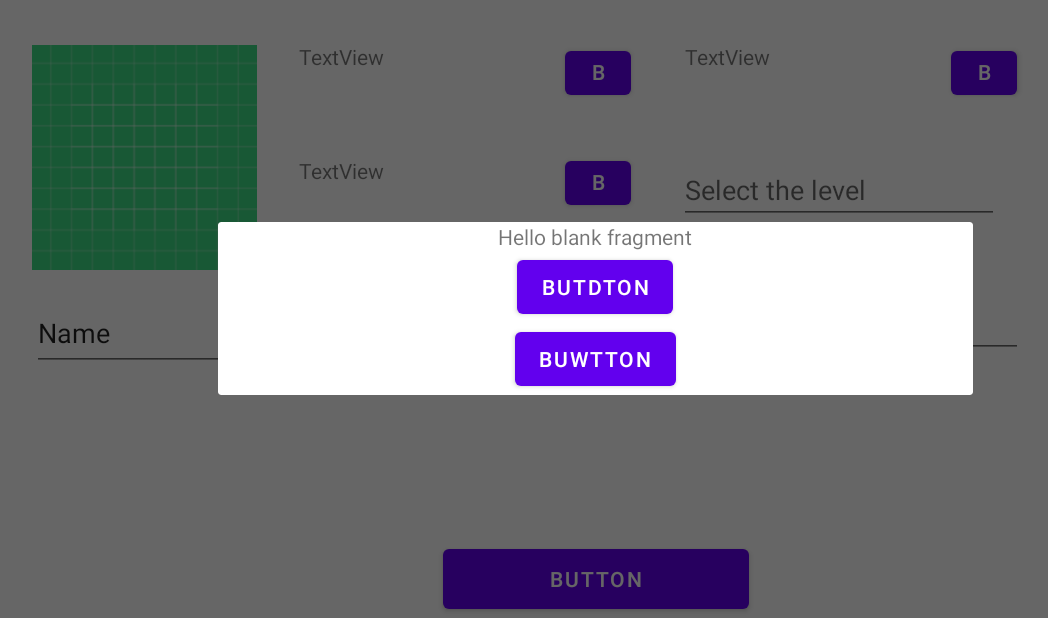
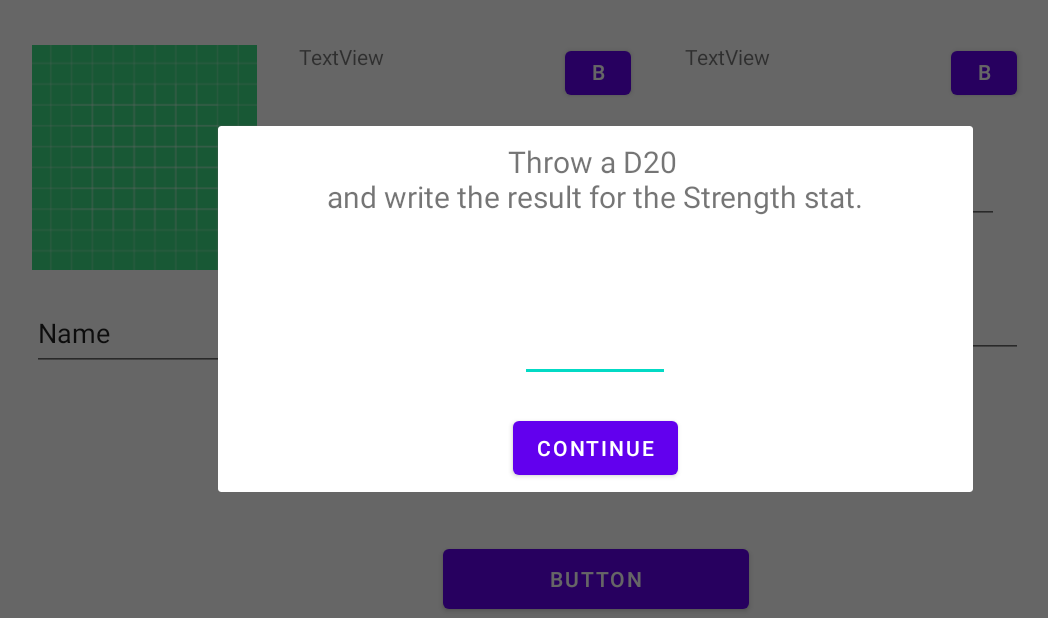
Before and after one commit to CMaio/TFG_DND, an Android app: the fragment CharacterSheetFragment placed in its activity, after a tap on "BUTTON", on a phone screen of 824 x 412 dp (held sideways). Shown: the whole screen, without its empty margins (22-1070 px from the left). Run offline under Robolectric (Android 15) with nearby library versions, the phone set to English and light mode, and no system bars; our stand-ins replace Firebase (no records; nobody signed in at launch, a user with empty details on screens opened directly), Volley; pictures from the network do not load.

Commit message:
Popups funcionan y guardan todas las stats, quedan skills y cambiar de vuelta a la lista

```diff
--- a/app/src/main/java/com/claudiomaiorana/tfg_dnd/model/Character.java
+++ b/app/src/main/java/com/claudiomaiorana/tfg_dnd/model/Character.java
@@ -31,10 +31,13 @@ public class Character implements Parcelable {
     private String Alignment;
     private String codeAlignment;
 
-    private int Level = 0;
+    private int[]stats;
+
+    private int Level;
     private int ArmorClass;
     private int Initiative;
     private int Speed;
+
 
     private List<String> Items;
     Map<String,Integer> Skills;
@@ -225,4 +228,8 @@ public class Character implements Parcelable {
         dest.writeString(Gender);
 
     }
+
+    public void setStats(int[] stats) {
+        this.stats = stats;
+    }
 }
--- a/app/src/main/java/com/claudiomaiorana/tfg_dnd/usecases/character/CharacterManagerActivity.java
+++ b/app/src/main/java/com/claudiomaiorana/tfg_dnd/usecases/character/CharacterManagerActivity.java
@@ -118,11 +118,5 @@ public class CharacterManagerActivity extends AppCompatActivity {
         finish();
     }
 
-    public void callPopUp(String tag){
-        View view = getLayoutInflater().inflate(R.layout.fragment_character_stats,null);
 
-        PopUpCustom popUp = new PopUpCustom(view);
-        popUp.show(getSupportFragmentManager(),tag);
-
-    }
 }
--- a/app/src/main/java/com/claudiomaiorana/tfg_dnd/usecases/character/fragment/CharacterSheetFragment.java
+++ b/app/src/main/java/com/claudiomaiorana/tfg_dnd/usecases/character/fragment/CharacterSheetFragment.java
@@ -24,21 +24,31 @@ import com.claudiomaiorana.tfg_dnd.model.RCAInfo;
 import com.claudiomaiorana.tfg_dnd.model.User;
 import com.claudiomaiorana.tfg_dnd.usecases.character.CharacterManagerActivity;
 import com.claudiomaiorana.tfg_dnd.util.Constants;
+import com.claudiomaiorana.tfg_dnd.util.PopUpCustom;
 import com.google.firebase.auth.FirebaseAuth;
 import com.google.firebase.firestore.FirebaseFirestore;
 
 import org.json.JSONObject;
 
-public class CharacterSheetFragment extends Fragment {
+public class CharacterSheetFragment extends Fragment{
 
     ImageView profile_img;
-    TextView txt_name,txt_race,txt_class,txt_alignment,txt_gender,txt_pronoun,txt_level;
-    Button btn_race,btn_class,btn_alignment,btn_create;
+    TextView txt_name, txt_race, txt_class, txt_alignment, txt_gender, txt_pronoun, txt_level;
+    Button btn_race, btn_class, btn_alignment, btn_create;
+
     RCAInfo[] rcaInfoSaved = new RCAInfo[3];
+    int[] Stats = {0,0,0,0,0};
+    String[] stats;
+    int indexStats;
     RequestQueue queue;
     String url = "https://www.dnd5eapi.co/api/";
     private FirebaseAuth mAuth;
     FirebaseFirestore db = FirebaseFirestore.getInstance();
+
+
+    //Custom pop up components
+    Button btn_Continue;
+    TextView txt_text,txt_value;
 
     public CharacterSheetFragment() {
     }
@@ -57,15 +67,17 @@ public class CharacterSheetFragment extends Fragment {
                              Bundle savedInstanceState) {
         View fragmentV = inflater.inflate(R.layout.fragment_character_sheet, container, false);
         setElements(fragmentV);
+        stats = getResources().getStringArray(R.array.statsNames);
+        indexStats = 0;
 
         Bundle bundle = getArguments();
-        if (bundle != null){
+        if (bundle != null) {
             String type = bundle.getString("typaRCA");
             RCAInfo rcaInfo = (RCAInfo) bundle.getSerializable("rcainfo");
             //TODO aqui añadir el valor a la pantalla y tambien añadirlo al character
 
-            if(type != null && rcaInfo != null){
-                switch (type){
+            if (type != null && rcaInfo != null) {
+                switch (type) {
                     case Constants.RACES_SELECTED:
                         rcaInfoSaved[0] = rcaInfo;
                         break;
@@ -76,46 +88,53 @@ public class CharacterSheetFragment extends Fragment {
                         rcaInfoSaved[2] = rcaInfo;
                         break;
                 }
-                changeTittlesText();
-
+                changeRCAText();
             }
         }
 
 
         btn_race.setOnClickListener(new View.OnClickListener() {
             @Override
-            public void onClick(View view) {goSelectorRCA(Constants.RACES_SELECTED);}
+            public void onClick(View view) {
+                goSelectorRCA(Constants.RACES_SELECTED);
+            }
         });
 
         btn_class.setOnClickListener(new View.OnClickListener() {
             @Override
-            public void onClick(View view) {goSelectorRCA(Constants.CLASS_SELECTED);}
+            public void onClick(View view) {
+                goSelectorRCA(Constants.CLASS_SELECTED);
+            }
         });
 
         btn_alignment.setOnClickListener(new View.OnClickListener() {
             @Override
-            public void onClick(View view) {goSelectorRCA(Constants.ALIGNMENT_SELECTED);}
+            public void onClick(View view) {
+                goSelectorRCA(Constants.ALIGNMENT_SELECTED);
+            }
         });
 
         btn_create.setOnClickListener(new View.OnClickListener() {
             @Override
             public void onClick(View view) {
-                createCharacter();
+                indexStats = 0;
+                String stat = stats[indexStats];
+                callPopUp("CreateCharacter",stat);
             }
         });
 
         return fragmentV;
     }
 
-    private void changeTittlesText() {
-        for(int i=0;i<rcaInfoSaved.length;i++){
-            if (rcaInfoSaved[i] != null){
-                if(i == 0){
-                    txt_race.setText((!rcaInfoSaved[i].getTittleText().equals(""))? rcaInfoSaved[i].getTittleText() : "Select Race");
+    private void changeRCAText() {
+        for (int i = 0; i < rcaInfoSaved.length; i++) {
+            if (rcaInfoSaved[i] != null) {
+                if (i == 0) {
+                    txt_race.setText((!rcaInfoSaved[i].getTittleText().equals("")) ? rcaInfoSaved[i].getTittleText() : "Select Race");
                 } else if (i == 1) {
                     txt_class.setText((!rcaInfoSaved[i].getTittleText().equals("")) ? rcaInfoSaved[i].getTittleText() : "Select Class");
-                }else {
-                    txt_alignment.setText((!rcaInfoSaved[i].getTittleText().equals(""))? rcaInfoSaved[i].getTittleText() : "Select Alignment");
+                } else {
+                    txt_alignment.setText((!rcaInfoSaved[i].getTittleText().equals("")) ? rcaInfoSaved[i].getTittleText() : "Select Alignment");
                 }
             }
 
@@ -123,29 +142,51 @@ public class CharacterSheetFragment extends Fragment {
     }
 
 
-    void goSelectorRCA(String type){
+    void goSelectorRCA(String type) {
         ((CharacterManagerActivity) getActivity()).changeToRCA(type);
     }
 
 
+    void createCharacter() {
+        Character character = new Character(User.getInstance(), txt_name.getText().toString(),
+                txt_gender.getText().toString(), txt_pronoun.getText().toString(), rcaInfoSaved,
+                Integer.parseInt(txt_level.getText().toString()), null);
 
-    void createCharacter(){
-        //TODO:HAcer el character nuevo aqui con toda la información
-        Character character = new Character(User.getInstance(),txt_name.getText().toString(),
-                txt_gender.getText().toString(),txt_pronoun.getText().toString(),rcaInfoSaved,
-                Integer.parseInt(txt_level.getText().toString()),null);
-        System.out.println(character.getID());
-        ((CharacterManagerActivity) getActivity()).callPopUp("CreateCharacter");
+        character.setStats(Stats);
+
+        //TODO:hacer que se acabe esto
+
+
     }
 
-    void apiRequest(String subUrl){
+
+    void showNextStat(int valueStat){
+        if(indexStats+1<stats.length) {
+            Stats[indexStats] = valueStat;
+            String stat = stats[indexStats+1];
+            callPopUp("CreateCharacter", stat);
+            Log.d("stat","stat actual  " + indexStats);
+            //System.out.println("hemo llegao" + indexStats);
+            indexStats++;
+        }else{
+            System.out.println("hemos terminado " + Stats);
+            indexStats = 0;
+            createCharacter();
+        }
+    }
+
+
+
+
+
+    void apiRequest(String subUrl) {
         JsonObjectRequest jsonArrayRequest = new JsonObjectRequest(Request.Method.GET, url + subUrl, null,
                 new Response.Listener<JSONObject>() {
                     @Override
                     public void onResponse(JSONObject response) {
                         try {
                             JSONObject firstUser = response;
-                            Log.d("API",firstUser.getJSONArray("results").toString());
+                            Log.d("API", firstUser.getJSONArray("results").toString());
                         } catch (Exception ex) {
                             Log.d("SwA", "Error parsing json array");
                         }
@@ -162,7 +203,43 @@ public class CharacterSheetFragment extends Fragment {
         queue.add(jsonArrayRequest);
     }
 
-    void setElements(View fragmentV){
+    public void callPopUp(String tag,String stat) {
+        View view = getLayoutInflater().inflate(R.layout.fragment_character_stats, null);
+        btn_Continue = view.findViewById(R.id.btn_continue);
+        txt_text = view.findViewById(R.id.txt_statToThrow);
+        txt_value = view.findViewById(R.id.txt_numberStat);
+        final int[] result = {0};
+        PopUpCustom popUp = new PopUpCustom(view);
+        popUp.show(getParentFragmentManager(), tag);
+        popUp.setCancelable(false);
+
+        if(!stat.equals("")){
+            txt_text.setText(txt_text.getText().toString().replace("@sTat@",stat));
+        }
+        btn_Continue.setOnClickListener(new View.OnClickListener() {
+            @Override
+            public void onClick(View view) {
+                if(!txt_value.getText().toString().equals("")){
+                    int tmpValue = Integer.parseInt(txt_value.getText().toString());
+                    if(0<tmpValue && tmpValue<21){
+                        showNextStat(tmpValue);
+                        popUp.dismiss();
+                        //System.out.println(result[0] + "entrado al result");
+                    }else{
+                        txt_value.setError(getResources().getString(R.string.errorStat));
+                    }
+                }else{
+                    txt_value.setError(getResources().getString(R.string.errorStat));
+                }
+            }
+        });
+        System.out.println(result[0] + "entrado al result");
+
+
+        //return result[0];
+    }
+
+    void setElements(View fragmentV) {
         txt_name = fragmentV.findViewById(R.id.txt_nameSelector);
         txt_race = fragmentV.findViewById(R.id.txv_raceSelected);
         btn_race = fragmentV.findViewById(R.id.btn_raceSelector);
@@ -177,6 +254,7 @@ public class CharacterSheetFragment extends Fragment {
         txt_pronoun = fragmentV.findViewById(R.id.txt_pronounSelector);
     }
 
+}
  /*private void createCharacter() {
         Character tmpCharacter = new Character(mAuth.getCurrentUser(),txt_name.getText().toString(),txt_race.getText().toString(),
                 txt_class.getText().toString(),0,Integer.parseInt((String) txt_level.getText()),null);
@@ -189,4 +267,3 @@ public class CharacterSheetFragment extends Fragment {
         setResult(RESULT_CANCELED,intent);
         finish();
     }*/
-}
--- a/app/src/main/java/com/claudiomaiorana/tfg_dnd/util/Constants.java
+++ b/app/src/main/java/com/claudiomaiorana/tfg_dnd/util/Constants.java
@@ -28,4 +28,6 @@ public class Constants {
     public static final String CLASS_SELECTED = "C";
     public static final String ALIGNMENT_SELECTED = "A";
 
+    public static final String[] TYPE_OF_STATS= {"str","dex","con","int","wis","cha"};
+
 }
--- a/app/src/main/java/com/claudiomaiorana/tfg_dnd/util/PopUpCustom.java
+++ b/app/src/main/java/com/claudiomaiorana/tfg_dnd/util/PopUpCustom.java
@@ -6,11 +6,14 @@ import android.content.Context;
 import android.content.DialogInterface;
 import android.os.Bundle;
 import android.view.View;
+import android.widget.Button;
 import android.widget.TextView;
 
 import androidx.annotation.NonNull;
 import androidx.annotation.Nullable;
 import androidx.fragment.app.DialogFragment;
+
+import com.claudiomaiorana.tfg_dnd.R;
 
 import java.io.IOError;
 
@@ -19,6 +22,7 @@ public class PopUpCustom extends DialogFragment {
     String tittle,message,yesButtonText, noButtonText;
     Boolean yesButton, noButton;
     private IDialogListener listener;
+
 
     /*lo que me apetece controlar, titulo, mensaje, view,tipopregunta, inlcuso si se ve botones de aceptar y de cancelar*/
     public PopUpCustom(View view){
@@ -31,7 +35,18 @@ public class PopUpCustom extends DialogFragment {
         this.noButton = false;
     }
 
-    public PopUpCustom(View view, String tittle,String message,String yesButtonText,String noButtonText){
+    public PopUpCustom(View view,IDialogListener listener){
+        this.v = view;
+        this.tittle = "";
+        this.message = "";
+        this.yesButtonText = "";
+        this.noButtonText = "";
+        this.yesButton = false;
+        this.noButton = false;
+        this.listener = listener;
+    }
+
+    public PopUpCustom(View view,IDialogListener listener, String tittle,String message,String yesButtonText,String noButtonText){
         this.v = view;
         this.tittle = tittle;
         this.message = message;
@@ -46,7 +61,6 @@ public class PopUpCustom extends DialogFragment {
     public Dialog onCreateDialog(@Nullable Bundle savedInstanceState) {
         //super.onCreateDialog(savedInstanceState);
         AlertDialog.Builder builder = new AlertDialog.Builder(getActivity());
-        /* aqui poner if de los elementos !tittle.equal("") para que lo ponga en caso de que este, sino no lo pone*/
 
         builder.setView(v);
 
@@ -57,8 +71,7 @@ public class PopUpCustom extends DialogFragment {
             builder.setPositiveButton(yesButtonText, new DialogInterface.OnClickListener() {
                 @Override
                 public void onClick(DialogInterface dialogInterface, int i) {
-                    //Aqui hay que hacer algo:TODO
-
+                    listener.clickedYes(i,v);
                 }
             });
         }
@@ -67,13 +80,13 @@ public class PopUpCustom extends DialogFragment {
             builder.setNegativeButton(noButtonText, new DialogInterface.OnClickListener() {
                 @Override
                 public void onClick(DialogInterface dialogInterface, int i) {
-                    //aqui hay que hacer algo:TODO
+                    listener.clickedNo(i);
                 }
             });
         }
-        builder.setCancelable(true);
-        AlertDialog alertDialog = builder.create();
-        return alertDialog;
+        builder.setCancelable(false);
+        return builder.create();
+
     }
 
     public interface IDialogListener{
--- a/app/src/main/res/layout-land/fragment_character_stats.xml
+++ b/app/src/main/res/layout-land/fragment_character_stats.xml
@@ -11,31 +11,36 @@
         android:layout_width="match_parent"
         android:layout_height="match_parent"
         android:orientation="vertical"
-        android:gravity="center|center_vertical">
+        android:gravity="center|top"
+        android:layout_gravity="center|center_horizontal">
 
-        <ImageView
-            android:id="@+id/imageView"
+
+        <TextView
+            android:id="@+id/txt_statToThrow"
+            android:layout_width="match_parent"
+            android:layout_height="wrap_content"
+            android:text="@string/addStat"
+            android:gravity="center"
+            android:textSize="20sp"
+            android:layout_marginTop="10dp"
+            android:layout_marginBottom="20dp"/>
+
+        <EditText
+            android:id="@+id/txt_numberStat"
+            android:layout_width="100dp"
+            android:layout_height="90dp"
+            android:ems="10"
+            android:gravity="center_horizontal"
+            android:inputType="number"
+            android:textSize="60sp"
+            android:layout_marginBottom="20dp"/>
+
+        <Button
+            android:id="@+id/btn_continue"
             android:layout_width="wrap_content"
             android:layout_height="wrap_content"
-
-            tools:src="@tools:sample/avatars" />
-
-        <TextView
-            android:layout_width="wrap_content"
-            android:layout_height="wrap_content"
-            android:text="@string/hello_blank_fragment" />
-
-        <Button
-            android:id="@+id/button"
-            android:layout_width="wrap_content"
-            android:layout_height="wrap_content"
-            android:text="Butdton" />
-
-        <Button
-            android:id="@+id/butto2n"
-            android:layout_width="wrap_content"
-            android:layout_height="wrap_content"
-            android:text="Buwtton" />
+            android:text="@string/continueButton"
+            android:layout_marginBottom="5dp"/>
     </LinearLayout>
 
 </FrameLayout>
--- a/app/src/main/res/values/strings.xml
+++ b/app/src/main/res/values/strings.xml
@@ -17,6 +17,9 @@
     <string name="tittle_characters_screen">Characters</string>
     <string name="createnewcharacter">Create a new character</string>
     <string name="cancelButton">Cancel</string>
+    <string name="continueButton">Continue</string>
+    <string name="addStat">Throw a D20 \nand write the result for the <b>@sTat@</b> stat.</string>
+    <string name="errorStat">You need to add a number between 1 and 20</string>
     <string-array name="racesName">
         <item>Dragonborn</item>
         <item>Dwarf</item>
@@ -50,4 +53,13 @@
         <item>Chaotic Neutral</item>
         <item>Chaotic Evil</item>
     </string-array>
+    <string-array name="statsNames">
+        <item>Strength</item>
+        <item>Dexterity</item>
+        <item>Constitution</item>
+        <item>Intelligence</item>
+        <item>Wisdom</item>
+        <item>Charisma</item>
+    </string-array>
+
 </resources>
```
Also changed, not shown: 1 other file.
